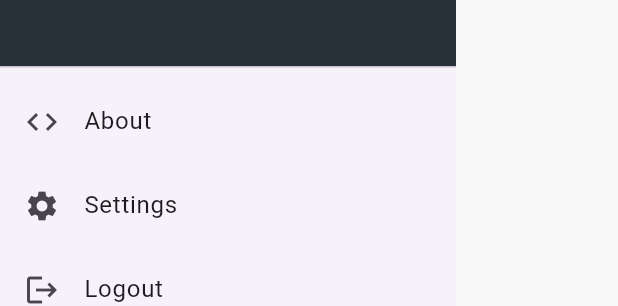
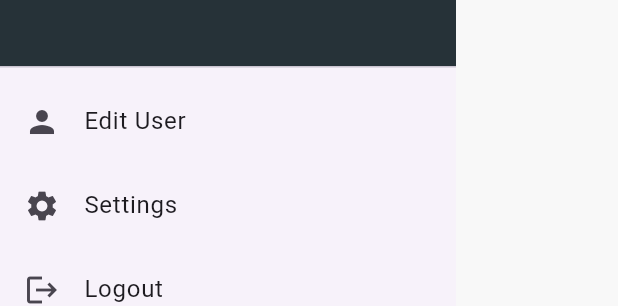
Before and after one commit to adit3455/newsapp, a Flutter app: the CustomDrawerWidget widget shown alone on an empty page, opened directly, on a phone screen of 412 x 824 dp. Shown: the part 174-480 px from the top of the screen. Run offline on Flutter 3.47's test engine with Material 2 defaults, Android fonts, the phone set to English and light mode, and no system bars; our stand-ins replace card_loading, carousel_slider, dio, equatable, firebase_auth, firebase_core and 2 more; missing offline and left inert: gif_view; accounts and stored records are empty; network calls fail.

Commit message:
fourth commit

```diff
--- a/lib/config/greeting_config.dart
+++ b/lib/config/greeting_config.dart
@@ -24,6 +24,13 @@ class GreetingConfig {
     return null;
   }
 
+  getPhoto() {
+    if (auth?.photoURL == null) {
+      return "https://upload.wikimedia.org/wikipedia/commons/thumb/6/65/No-Image-Placeholder.svg/1665px-No-Image-Placeholder.svg.png";
+    }
+    return auth!.photoURL;
+  }
+
   String? _getNameDrawer() {
     if (auth?.isAnonymous == true) {
       return 'Anonymous';
--- a/lib/repositories/baseauth_repository.dart
+++ b/lib/repositories/baseauth_repository.dart
@@ -54,8 +54,6 @@ class BaseAuth {
       await auth.createUserWithEmailAndPassword(
           email: email, password: password);
       await auth.currentUser?.updateDisplayName(name);
-      await auth.currentUser?.updatePhotoURL(
-          'https://upload.wikimedia.org/wikipedia/commons/thumb/6/65/No-Image-Placeholder.svg/1665px-No-Image-Placeholder.svg.png');
     } on FirebaseAuthException catch (e) {
       if (e.code == 'weak-password') {
         print('The password provided is too weak.');
--- a/lib/widgets/customdrawerwidget.dart
+++ b/lib/widgets/customdrawerwidget.dart
@@ -20,18 +20,17 @@ class CustomDrawerWidget extends StatelessWidget {
             accountEmail: Text(auth.currentUser?.isAnonymous == true
                 ? "Anonymous"
                 : "${auth.currentUser!.email}"),
-            currentAccountPicture: const CircleAvatar(
-              backgroundImage: NetworkImage(
-                  "https://images.unsplash.com/photo-1600486913747-55e5470d6f40?ixlib=rb-1.2.1&ixid=MnwxMjA3fDB8MHxwaG90by1wYWdlfHx8fGVufDB8fHx8&auto=format&fit=crop&w=1170&q=80"),
+            currentAccountPicture: CircleAvatar(
+              backgroundImage: NetworkImage("${GreetingConfig().getPhoto()}"),
             ),
             decoration: BoxDecoration(
               color: Colors.blueGrey[900],
             ),
           ),
           ListTile(
-            leading: const Icon(Icons.code),
-            title: const Text("About"),
-            onTap: () {},
+            leading: const Icon(Icons.person),
+            title: const Text("Edit User"),
+            onTap: () => Navigator.pushNamed(context, "/editUser"),
           ),
           ListTile(
             leading: const Icon(Icons.settings),
--- a/lib/widgets/recomendationcard_widget.dart
+++ b/lib/widgets/recomendationcard_widget.dart
@@ -19,7 +19,7 @@ class RecomendationCardWidget extends StatelessWidget {
         "${articles.urlToImage}",
         height: 200,
         width: 100,
-        fit: BoxFit.scaleDown,
+        fit: BoxFit.fitWidth,
       ),
       title: Text("${articles.title}"),
       subtitle: Column(crossAxisAlignment: CrossAxisAlignment.start, children: [
--- a/lib/widgets/recomendationdetailscreen_widget.dart
+++ b/lib/widgets/recomendationdetailscreen_widget.dart
@@ -11,7 +11,10 @@ class RecomendationDetailScreenWidget extends StatelessWidget {
 
   @override
   Widget build(BuildContext context) {
-    return Stack(
+    return InkWell(
+      onTap: () =>
+          Navigator.pushNamed(context, '/newsDetail', arguments: articles),
+      child: Stack(
         children: [
           Container(
             width: 150,
@@ -43,6 +46,7 @@ class RecomendationDetailScreenWidget extends StatelessWidget {
                         .copyWith(fontSize: 12.0, color: Colors.white),
                   ))),
         ],
+      ),
     );
   }
 }
```
Also changed, not shown: lib/screens/edituser_screen.dart (+12 -3 lines), lib/screens/user_screen.dart (+10 -19 lines), lib/widgets/custombottomnavigationbar_widget.dart (+8 -0 lines). Lines whose indentation alone changed are shown as unchanged.
